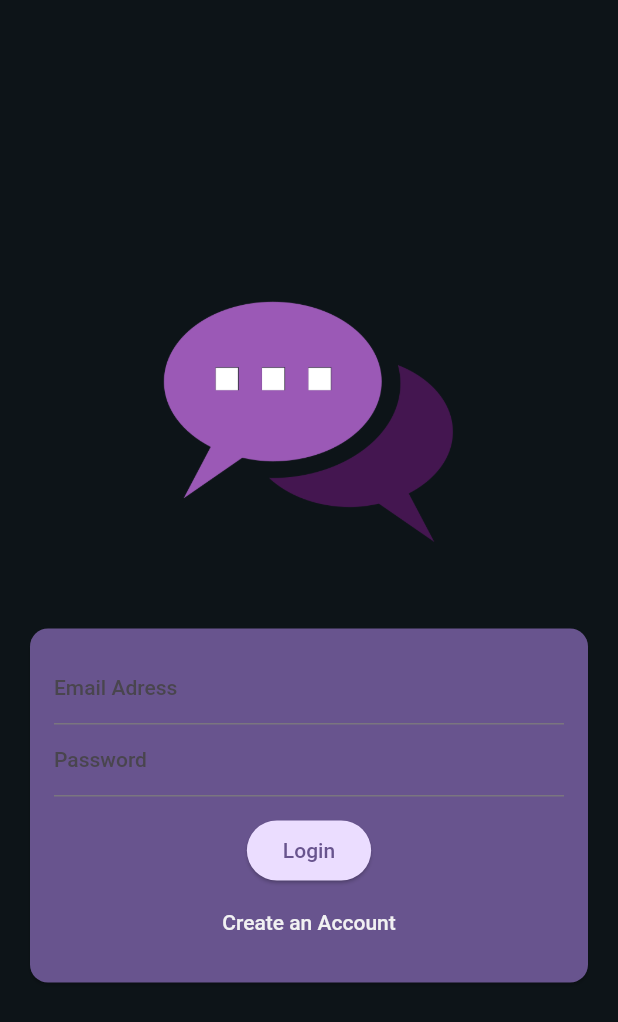
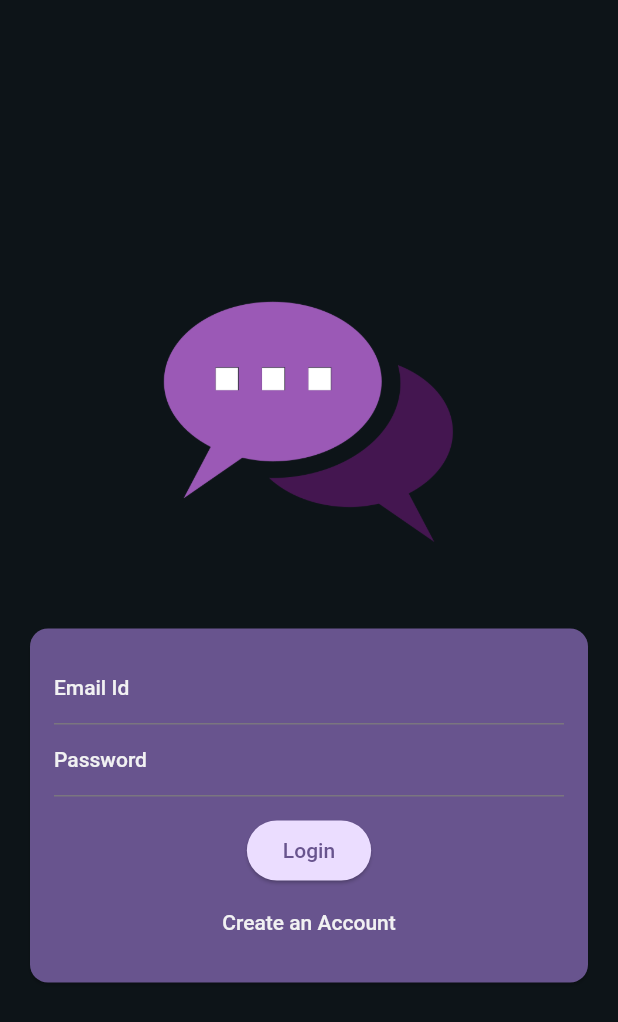
Before and after one commit to pranayjoshi/p_chat, a Flutter app: the AuthScreen screen opened directly, on a phone screen of 412 x 824 dp. Shown: the top 1022 px of the screen. Run offline on Flutter 3.47's test engine with Material 2 defaults, Android fonts, the phone set to English and light mode, and no system bars; our stand-ins replace cloud_firestore, firebase_auth, firebase_core, firebase_storage, image_picker, math_expressions; missing offline and left inert: enough_giphy_flutter; accounts and stored records are empty.

```diff
--- a/lib/apps/auth/screens/auth.dart
+++ b/lib/apps/auth/screens/auth.dart
@@ -114,10 +114,11 @@ class _AuthScreenState extends State<AuthScreen> {
                         TextFormField(
                           cursorColor: textColor,
                           decoration: InputDecoration(
-                            labelText: "Email Adress",
-                            fillColor: textColor,
+                            label: Text("Email Id", style: TextStyle(color: textColor),),
+
                           ),
                           keyboardType: TextInputType.emailAddress,
+                          style: TextStyle(color: textColor, backgroundColor: textColor),
                           autocorrect: false,
                           textCapitalization: TextCapitalization.none,
                           validator: (value) {
@@ -134,8 +135,10 @@ class _AuthScreenState extends State<AuthScreen> {
                         ),
                         if (!isLogin)
                         TextFormField(
+                          style: TextStyle(color: textColor),
+                          cursorColor: textColor,
                           decoration: InputDecoration(
-                            labelText: "Username",
+                            label: Text("Username", style: TextStyle(color: textColor),),
                             fillColor: textColor,
                           ),
                           enableSuggestions: false,
@@ -154,9 +157,10 @@ class _AuthScreenState extends State<AuthScreen> {
                           },
                         ),
                         TextFormField(
+                          cursorColor: textColor,
                           decoration: InputDecoration(
-                            labelText: "Password",
-                            fillColor: textColor,
+                            label: Text("Password", style: TextStyle(color: textColor),),
+
                           ),
                           obscureText: true,
                           validator: (value) {
--- a/lib/apps/auth/widgets/user_picker_image.dart
+++ b/lib/apps/auth/widgets/user_picker_image.dart
@@ -2,6 +2,7 @@ import 'dart:io';
 
 import 'package:flutter/material.dart';
 import 'package:image_picker/image_picker.dart';
+
 
 class UserImagePicker extends StatefulWidget {
   const UserImagePicker({super.key, required this.onPickImage});
```
